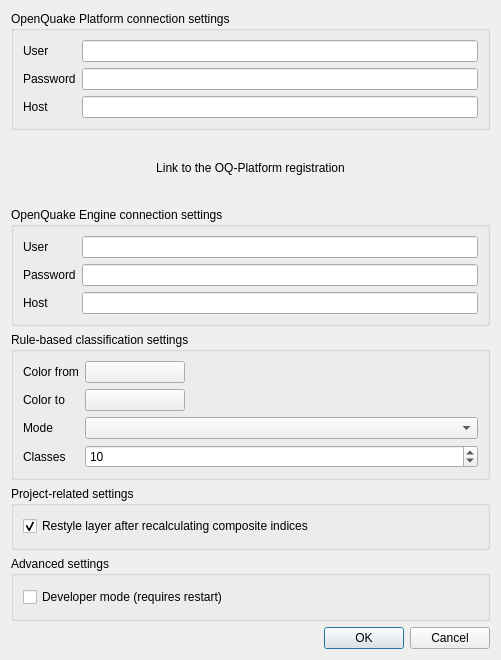
Above: svir/ui/ui_settings.ui from gem/oq-irmt-qgis before the change. Below: the same form after it.
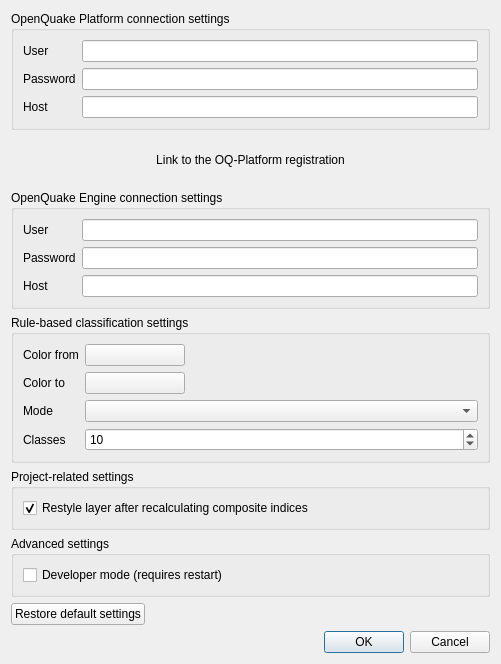
That is the form after the change.

Commit message: Add button to reset the default plugin settings

The edit to the form file:
```diff
--- a/svir/ui/ui_settings.ui
+++ b/svir/ui/ui_settings.ui
@@ -7,7 +7,7 @@
     <x>0</x>
     <y>0</y>
     <width>501</width>
-    <height>660</height>
+    <height>664</height>
    </rect>
   </property>
   <property name="windowTitle">
@@ -265,6 +265,33 @@
      </layout>
     </widget>
    </item>
+   <item>
+    <layout class="QHBoxLayout" name="horizontalLayout">
+     <property name="topMargin">
+      <number>0</number>
+     </property>
+     <item>
+      <widget class="QPushButton" name="restore_default_settings_btn">
+       <property name="text">
+        <string>Restore default settings</string>
+       </property>
+      </widget>
+     </item>
+     <item>
+      <spacer name="horizontalSpacer">
+       <property name="orientation">
+        <enum>Qt::Horizontal</enum>
+       </property>
+       <property name="sizeHint" stdset="0">
+        <size>
+         <width>40</width>
+         <height>20</height>
+        </size>
+       </property>
+      </spacer>
+     </item>
+    </layout>
+   </item>
    <item>
     <widget class="QDialogButtonBox" name="buttonBox">
      <property name="orientation">
```
Left out of the diff: 2 changed lines with no effect on the pictures. The commit also changes 6 other files.
